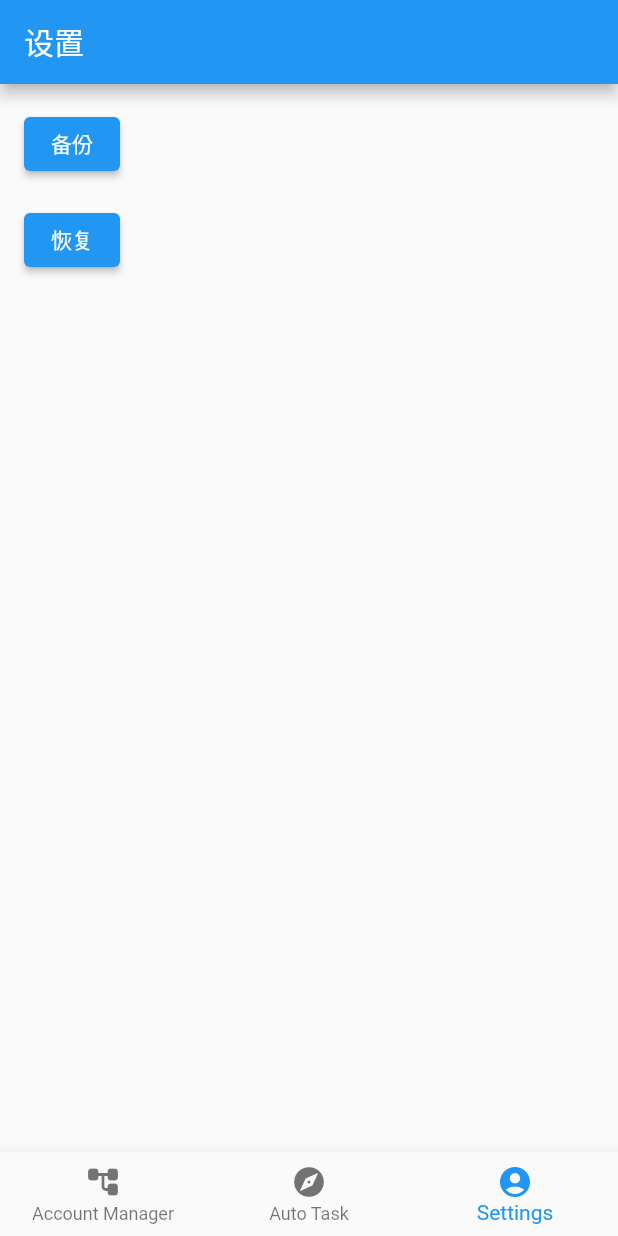
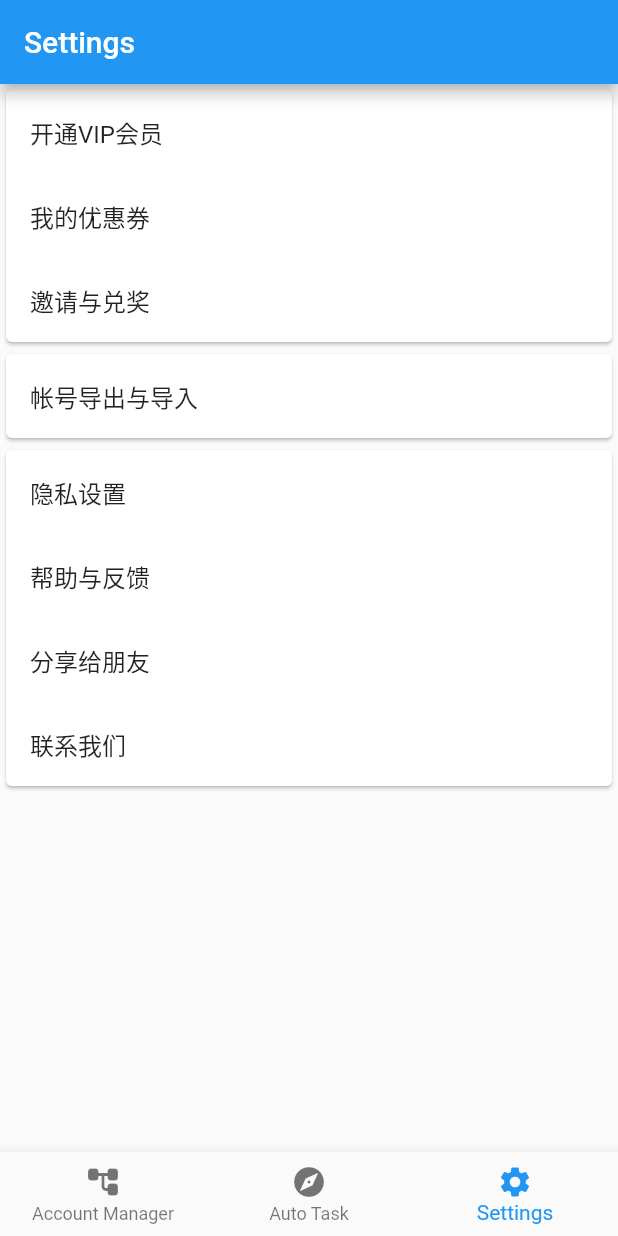
Before and after one commit to xiaominglui/xyj-demo, a Flutter app: the screen it shows after launch, item 3 of the bottom bar chosen, on a phone screen of 412 x 824 dp. Run offline on Flutter 3.47's test engine with Material 2 defaults, Android fonts, the phone set to English and light mode, and no system bars; our stand-ins replace file_picker, fluttertoast, permission_handler, sqflite, webview_flutter; missing offline and left inert: webview_flutter_android, webview_flutter_wkwebview; accounts and stored records are empty.

Commit message:
add dummy settings

```diff
--- a/lib/app.dart
+++ b/lib/app.dart
@@ -8,6 +8,7 @@ import 'l10n/l10n.dart';
 import 'package:flutter_localizations/flutter_localizations.dart';
 
 import 'l10n/l10n_utils.dart';
+import 'settings_page2.dart';
 
 class MyApp extends StatelessWidget {
   const MyApp({super.key});
@@ -77,7 +78,7 @@ class _MainPageState extends State<MainPage> {
       }),
       BrowserTaskPage(
           accountParameter: _accountParameter, autoStart: _autoStart, taskType: _executeType),
-      const SettingsPage(),
+      const SettingsPage2(),
       // const MyPage(),
     ];
 
@@ -96,7 +97,7 @@ class _MainPageState extends State<MainPage> {
           BottomNavigationBarItem(
               icon: const Icon(Icons.explore_rounded), label: AppLocalizations.of(context).autoTask),
           BottomNavigationBarItem(
-              icon: const Icon(Icons.account_circle_rounded), label: AppLocalizations.of(context).settings),
+              icon: const Icon(Icons.settings), label: AppLocalizations.of(context).settings),
         ],
       ),
     );
--- /dev/null
+++ b/lib/settings_page2.dart
@@ -0,0 +1,97 @@
+import 'package:flutter/material.dart';
+import 'package:xyj_helper/l10n/l10n.dart';
+
+class SettingsPage2 extends StatelessWidget {
+  const SettingsPage2({super.key});
+
+  @override
+  Widget build(BuildContext context) {
+    return Scaffold(
+      appBar: AppBar(
+        title: Text(AppLocalizations.of(context).settings),
+      ),
+      body: ListView(
+        children: [
+          SettingGroup(
+            settings: [
+              SettingItem(title: '开通VIP会员'),
+              SettingItem(title: '我的优惠券'),
+              SettingItem(title: '邀请与兑奖'),
+            ],
+          ),
+          SettingGroup(
+            settings: [
+              SettingItem(title: '帐号导出与导入'),
+            ],
+          ),
+          SettingGroup(
+            settings: [
+              SettingItem(
+                title: '隐私设置',
+                onTap: () {
+                  Navigator.push(
+                    context,
+                    MaterialPageRoute(builder: (context) => PrivacySettingsPage()),
+                  );
+                },
+              ),
+              SettingItem(title: '帮助与反馈'),
+              SettingItem(title: '分享给朋友'),
+              SettingItem(title: '联系我们'),
+            ],
+          ),
+        ],
+      ),
+    );
+  }
+}
+
+class SettingGroup extends StatelessWidget {
+  final List<SettingItem> settings;
+
+  SettingGroup({required this.settings});
+
+  @override
+  Widget build(BuildContext context) {
+    return Card(
+      child: Column(
+        children: settings,
+      ),
+    );
+  }
+}
+
+class SettingItem extends StatelessWidget {
+  final String title;
+  final VoidCallback? onTap;
+
+  SettingItem({required this.title, this.onTap});
+
+  @override
+  Widget build(BuildContext context) {
+    return ListTile(
+      title: Text(title),
+      onTap: onTap,
+    );
+  }
+}
+
+class PrivacySettingsPage extends StatelessWidget {
+  @override
+  Widget build(BuildContext context) {
+    return Scaffold(
+      appBar: AppBar(
+        title: Text('隐私设置'),
+      ),
+      body: ListView(
+        children: [
+          SettingItem(title: '系统权限管理'),
+          SettingItem(title: '隐私政策'),
+          SettingItem(title: '第三方信息共享清单'),
+          SettingItem(title: '设备权限调用列表'),
+          SettingItem(title: '个人信息收集清单'),
+        ],
+      ),
+    );
+  }
+}
```
